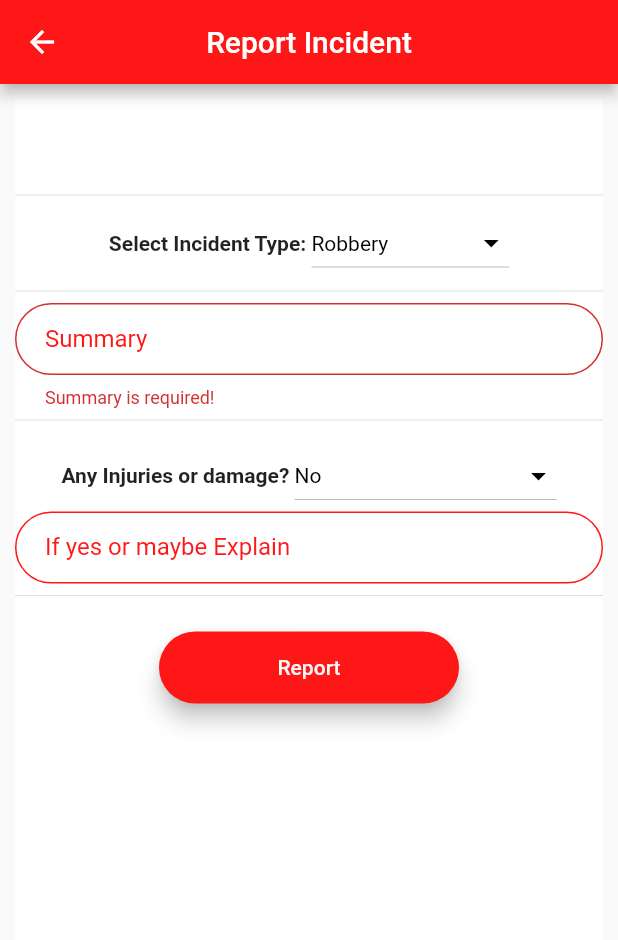
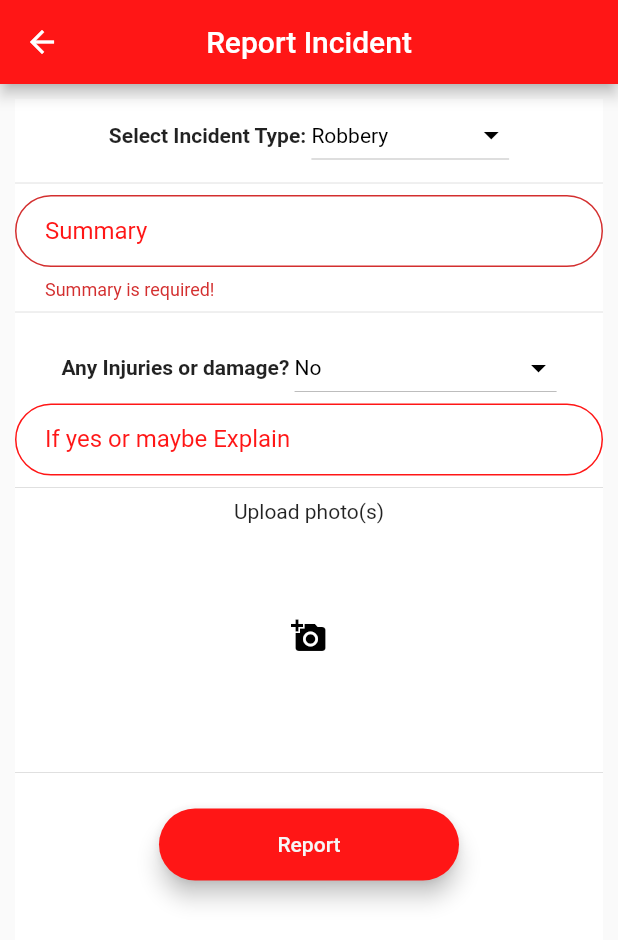
Before and after one commit to durrello/SafeLine, a Flutter app: the ReportIncident screen opened by its route, after a tap on "Report", on a phone screen of 412 x 824 dp. Shown: the top 940 px of the screen. Run offline on Flutter 3.47's test engine with Material 2 defaults, Android fonts, the light colour scheme and no system bars; our stand-ins replace after_layout, cloud_firestore, firebase_auth, firebase_messaging, firebase_storage, flutter_map and 7 more; missing offline and left inert: geocoder, random_color; accounts and stored records are empty.

Commit message:
send image to storage link to cloud firestore call back

```diff
--- a/lib/src/screens/home/report_incident.dart
+++ b/lib/src/screens/home/report_incident.dart
@@ -1,11 +1,17 @@
+import 'dart:math';
+
 import 'package:cloud_firestore/cloud_firestore.dart';
 import 'package:firebase_auth/firebase_auth.dart';
+import 'package:firebase_storage/firebase_storage.dart';
 import 'package:flutter/material.dart';
 import 'package:geocoder/geocoder.dart';
 import 'package:geolocator/geolocator.dart';
+import 'package:image_picker/image_picker.dart';
+import 'package:modal_progress_hud/modal_progress_hud.dart';
 import 'package:stay_safe/src/helpers/style.dart';
 import 'package:stay_safe/src/screens/home/home.dart';
 import 'package:stay_safe/src/widgets/wlc_button.dart';
+import 'dart:io';
 
 class ReportIncident extends StatefulWidget {
   static String id = 'report_screen';
@@ -37,6 +43,80 @@ class _ReportIncidentState extends State<ReportIncident> {
     }
   }
 
+//for picture upload
+  var _image;
+  Future getPicture() async {
+    var image = await ImagePicker.pickImage(source: ImageSource.gallery);
+    _image == null
+        ? Text('No image selected.')
+        : Image.file(
+            _image,
+            height: 300,
+          );
+
+    setState(() {
+      _image = image;
+    });
+
+    print(_image.toString());
+  }
+
+  int imageName;
+  bool showSpinner = false;
+  imageNamefun() {
+    imageName = imageName++;
+  }
+
+  var _chars = 'AaBbCcDdEeFfGgHhIiJjKkLlMmNnOoPpQqRrSsTtUuVvWwXxYyZz1234567890';
+  Random _rnd = Random();
+
+  String getRandomString(int length) => String.fromCharCodes(Iterable.generate(
+      length, (_) => _chars.codeUnitAt(_rnd.nextInt(_chars.length))));
+
+  Future collectCrimeInfo() async {
+    setState(() {
+      this.showSpinner = true;
+    });
+
+    if (_image != null) {
+      StorageReference ref = FirebaseStorage.instance.ref();
+      StorageTaskSnapshot addImg =
+          await ref.child(getRandomString(7)).putFile(_image).onComplete;
+      if (addImg.error == null) {
+        print("added to Firebase Storage");
+        final String downloadUrl = await addImg.ref.getDownloadURL();
+
+        final Position position = await Geolocator.getCurrentPosition(
+          desiredAccuracy: LocationAccuracy.bestForNavigation,
+        );
+
+        final coordinates =
+            new Coordinates(position.latitude, position.longitude);
+        var addresses =
+            await Geocoder.local.findAddressesFromCoordinates(coordinates);
+        var first = addresses.first;
+        print("${first.featureName} : ${first.addressLine}");
+
+        await Firestore.instance.collection('markers').add({
+          'coords': new GeoPoint(position.latitude, position.longitude),
+          // 'reporter': userEmail,
+          'incident': _chosenCrime.toString(),
+          'injured': _injury,
+          'injurySummary': injurySummary,
+          'summary': incidentSummary,
+          'location': first.addressLine.toString(),
+          'date': crimeDateTime.toIso8601String(),
+          "url": downloadUrl,
+        });
+        return position;
+      }
+    }
+
+    setState(() {
+      showSpinner = false;
+    });
+  }
+
   //get crime information and send to firebase
   DateTime crimeDateTime = DateTime.now();
   String _injury = 'No';
@@ -46,48 +126,6 @@ class _ReportIncidentState extends State<ReportIncident> {
 
   //adding form validation
   final _formKey = GlobalKey<FormState>();
-
-  collectCrimeInfo() async {
-    final Position position = await Geolocator.getCurrentPosition(
-      desiredAccuracy: LocationAccuracy.bestForNavigation,
-    );
-
-    final coordinates = new Coordinates(position.latitude, position.longitude);
-    var addresses =
-        await Geocoder.local.findAddressesFromCoordinates(coordinates);
-    var first = addresses.first;
-    print("${first.featureName} : ${first.addressLine}");
-
-    //  //StorageTasksnapshot
-    //   firebase_storage.Reference ref = firebase_storage.FirebaseStorage.instance.ref().child("blogImage").child(_image.path);
-    //   firebase_storage.UploadTask task = ref.putFile(_image);
-    //   final storageTaskSnapshot = await task;
-    //   String downloadurl = await storageTaskSnapshot.ref.getDownloadURL();
-    //   url= downloadurl;
-    //   //TaskSnapshot
-    //   CollectionReference blogs = FirebaseFirestore.instance.collection('blogs');
-    //   CrudMethods crudMethods = new CrudMethods();
-
-    //      Map<String, String> blogData ={
-    //       'imgUrl': url,
-    //     };
-
-    //      crudMethods.addData( blogData);
-
-    Firestore.instance.collection('markers').add({
-      'coords': new GeoPoint(position.latitude, position.longitude),
-      // 'reporter': userEmail,
-      'incident': _chosenCrime.toString(),
-      'injured': _injury,
-      'injurySummary': injurySummary,
-      'summary': incidentSummary,
-      // 'incident2': _chosenCrime.toString(),
-      'location': first.addressLine.toString(),
-      'date': crimeDateTime.toIso8601String(),
-    });
-    // .then((value) => LatLng(position.latitude, position.longitude));
-    return position;
-  }
 
   @override
   Widget build(BuildContext context) {
@@ -100,18 +138,15 @@ class _ReportIncidentState extends State<ReportIncident> {
         leading: null,
         // actions: [Icon(Icons.notifications)],
       ),
-      body: Form(
+      body: ModalProgressHUD(
+        inAsyncCall: showSpinner,
+        child: Form(
           key: _formKey,
           child: Container(
             margin: EdgeInsets.all(10),
             color: white,
             child: ListView(children: [
               Column(mainAxisAlignment: MainAxisAlignment.center, children: [
-              ListTile(
-                  // title: Text('Reporter'),
-                  // subtitle: Text(userEmail),
-                  ),
-              Divider(),
                 Row(
                   mainAxisAlignment: MainAxisAlignment.center,
                   crossAxisAlignment: CrossAxisAlignment.center,
@@ -171,8 +206,8 @@ class _ReportIncidentState extends State<ReportIncident> {
                     if (value.isEmpty) {
                       return 'Summary is required!';
                     }
-                  if (value.length < 30) {
-                    return 'Summary must be atleast 30 characters';
+                    if (value.length < 15) {
+                      return 'Summary must be atleast 15 characters';
                     }
                     return null;
                   },
@@ -241,15 +276,48 @@ class _ReportIncidentState extends State<ReportIncident> {
                   // },
                 ),
                 Divider(),
+                Text('Upload photo(s)'),
+                // RaisedButton(child: Text("Pick Image"), onPressed: getPicture),
+
+                GestureDetector(
+                  onTap: () {
+                    getPicture();
+                  },
+                  child: _image != null
+                      ? Container(
+                          height: 150,
+                          width: MediaQuery.of(context).size.width,
+                          margin: EdgeInsets.symmetric(horizontal: 16),
+                          child: ClipRRect(
+                            borderRadius: BorderRadius.circular(6),
+                            child: Image.file(
+                              _image,
+                              fit: BoxFit.cover,
+                            ),
+                          ),
+                        )
+                      : Container(
+                          margin: EdgeInsets.symmetric(horizontal: 16),
+                          decoration: BoxDecoration(color: Colors.white),
+                          height: 150,
+                          width: MediaQuery.of(context).size.width,
+                          child: Icon(Icons.add_a_photo, color: Colors.black),
+                        ),
+                ),
+                SizedBox(
+                  height: 8.0,
+                ),
+                Divider(),
                 WelcomeButton(
                   title: 'Report',
                   color: primaryColor,
                   onPressed: () async {
                     if (_formKey.currentState.validate()) {
+                      collectCrimeInfo();
                       _globalKey.currentState.showSnackBar(SnackBar(
                         content: Text("Logged Successful"),
                       ));
-                    collectCrimeInfo();
+
                       Future.delayed(Duration(seconds: 1), () {
                         Navigator.pushNamed(context, HomeScreen.id)
                             .then((value) => setState(() {}));
@@ -261,58 +329,7 @@ class _ReportIncidentState extends State<ReportIncident> {
             ]),
           ),
         ),
+      ),
     );
   }
 }
-
-//for picture upload
-// Text('Upload photo(s)'),
-// GestureDetector(
-//   onTap: () {
-//     getImage();
-//   },
-//   child: _image != null
-//       ? Container(
-//           height: 150,
-//           width: MediaQuery.of(context).size.width,
-//           margin: EdgeInsets.symmetric(horizontal: 16),
-//           child: ClipRRect(
-//             borderRadius: BorderRadius.circular(6),
-//             child: Image.file(
-//               _image,
-//               fit: BoxFit.cover,
-//             ),
-//           ),
-//         )
-//       : Container(
-//           margin: EdgeInsets.symmetric(horizontal: 16),
-//           decoration: BoxDecoration(color: Colors.white),
-//           height: 150,
-//           width: MediaQuery.of(context).size.width,
-//           child: Icon(Icons.add_a_photo,
-//               color: Colors.black),
-//         ),
-// ),
-// SizedBox(
-//   height: 8.0,
-// ),
-
-//collect crime info
-
-//get photo
-// final picker = ImagePicker();
-// // File _image;
-
-// Future getImage() async {
-//   final pickedFile = await picker.getImage(source: ImageSource.gallery);
-
-//   setState(() {
-//     if (pickedFile != null) {
-//       _image = File(pickedFile.path);
-//     } else {
-//       String error = "The image is empty";
-//     }
-//   });
-// }
-
-// String url;
--- a/lib/src/screens/reports/reports.dart
+++ b/lib/src/screens/reports/reports.dart
@@ -126,7 +126,7 @@ class _ReportsScreenState extends State<ReportsScreen> {
                             // },
                             // child:
                             ListTile(
-                          leading: Image.asset('assets/images/logoRed.png'),
+                          leading: Image.network('${_markers[index].data['url']}'),
                           title: Text('${_markers[index].data['incident']}'),
                           subtitle: Text('${_markers[index].data['location']}'),
                           // trailing: ,
```
Lines whose indentation alone changed are shown as unchanged.
